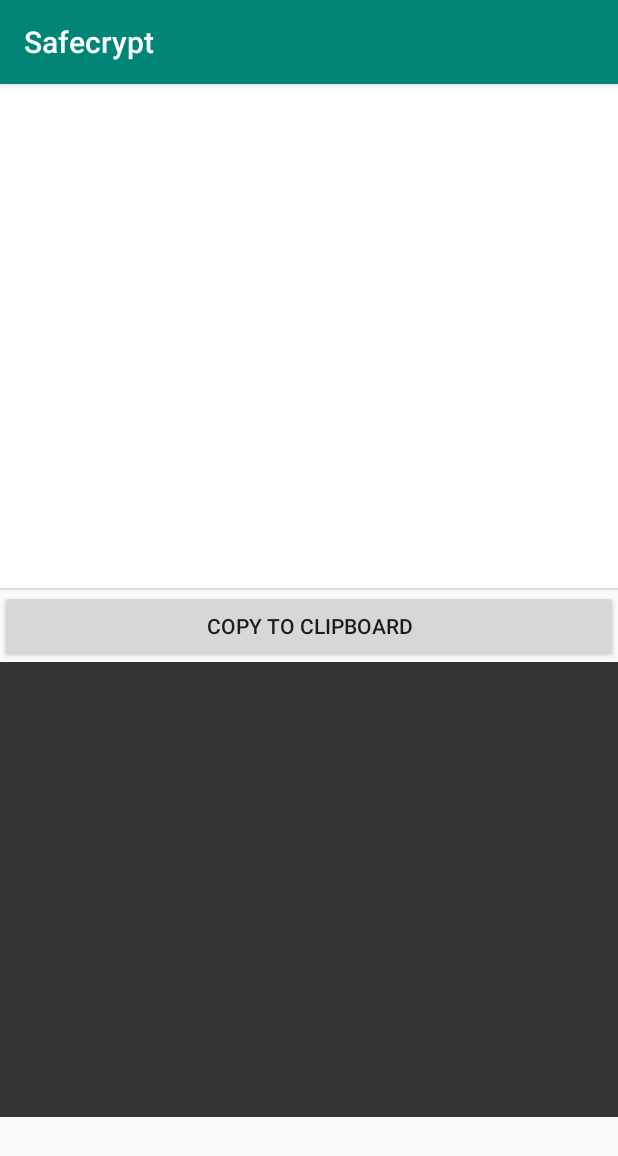
After one commit to ikcilrep/safecrypt, an Android app: the EncryptionPanel screen opened directly, with no data from a screen before it, on a phone screen of 412 x 824 dp. The commit adds this screen. Shown: the top 1156 px of the screen. Run offline under Robolectric (Android 15) with nearby library versions, the phone set to English and light mode, and no system bars.

Commit message:
Begin writing functionality and layout integration

```diff
--- a/app/src/main/AndroidManifest.xml
+++ b/app/src/main/AndroidManifest.xml
@@ -11,11 +11,7 @@
         android:supportsRtl="true"
         android:theme="@style/AppTheme"
         tools:ignore="GoogleAppIndexingWarning">
-        <activity android:name=".PasswordType"></activity>
-        <activity
-            android:name=".password_type"
-            android:label="@string/title_activity_password_type"
-            android:theme="@style/AppTheme.NoActionBar" />
+        <activity android:name=".EncryptionPanel"></activity>
         <activity
             android:name=".MainActivity"
             android:configChanges="orientation|keyboardHidden|screenSize"
--- /dev/null
+++ b/app/src/main/java/com/example/safecrypt/EncryptionPanel.kt
@@ -0,0 +1,11 @@
+package com.example.safecrypt
+
+import androidx.appcompat.app.AppCompatActivity
+import android.os.Bundle
+
+class EncryptionPanel : AppCompatActivity() {
+    override fun onCreate(savedInstanceState: Bundle?) {
+        super.onCreate(savedInstanceState)
+        setContentView(R.layout.activity_encryption_panel)
+    }
+}
--- a/app/src/main/java/com/example/safecrypt/MainActivity.kt
+++ b/app/src/main/java/com/example/safecrypt/MainActivity.kt
@@ -1,12 +1,17 @@
 package com.example.safecrypt
 
+import android.content.Intent
+import android.os.Bundle
 import androidx.appcompat.app.AppCompatActivity
-import android.os.Bundle
+import kotlinx.android.synthetic.main.activity_main.*
 
 class MainActivity : AppCompatActivity() {
-
     override fun onCreate(savedInstanceState: Bundle?) {
         super.onCreate(savedInstanceState)
         setContentView(R.layout.activity_main)
+        button4.setOnClickListener {
+            val activity2Intent = Intent(applicationContext, EncryptionPanel::class.java)
+            startActivity(activity2Intent)
+        }
     }
 }
--- /dev/null
+++ b/app/src/main/res/layout-v26/activity_encryption_panel.xml
@@ -0,0 +1,45 @@
+<?xml version="1.0" encoding="utf-8"?>
+<androidx.constraintlayout.widget.ConstraintLayout xmlns:android="http://schemas.android.com/apk/res/android"
+    xmlns:app="http://schemas.android.com/apk/res-auto"
+    xmlns:tools="http://schemas.android.com/tools"
+    android:layout_width="match_parent"
+    android:layout_height="match_parent"
+    tools:context=".EncryptionPanel">
+
+    <LinearLayout
+        android:layout_width="match_parent"
+        android:layout_height="match_parent"
+        android:background="#008B90AC"
+        android:orientation="vertical">
+
+        <EditText
+            android:id="@+id/editText"
+            android:layout_width="match_parent"
+            android:layout_height="336dp"
+            android:background="#FFFFFF"
+            android:ems="10"
+            android:gravity="start|top"
+            android:inputType="textMultiLine"
+            android:autofillHints="" />
+
+        <View
+            android:id="@+id/divider"
+            android:layout_width="match_parent"
+            android:layout_height="1dp"
+            android:background="?android:attr/listDivider" />
+
+        <Button
+            android:id="@+id/button"
+            android:layout_width="match_parent"
+            android:layout_height="wrap_content"
+            android:text="@string/copy_to_clipboard" />
+
+        <TextView
+            android:id="@+id/resultView"
+            android:layout_width="match_parent"
+            android:layout_height="303dp"
+            android:background="#353434"
+            android:textColor="#FFFFFF" />
+
+    </LinearLayout>
+</androidx.constraintlayout.widget.ConstraintLayout>
--- /dev/null
+++ b/app/src/main/res/layout/activity_encryption_panel.xml
@@ -0,0 +1,50 @@
+<?xml version="1.0" encoding="utf-8"?>
+<androidx.constraintlayout.widget.ConstraintLayout xmlns:android="http://schemas.android.com/apk/res/android"
+    xmlns:app="http://schemas.android.com/apk/res-auto"
+    xmlns:tools="http://schemas.android.com/tools"
+    android:layout_width="match_parent"
+    android:layout_height="match_parent"
+    tools:context=".EncryptionPanel">
+
+    <LinearLayout
+        android:layout_width="413dp"
+        android:layout_height="748dp"
+        android:orientation="vertical"
+        app:layout_constraintBottom_toBottomOf="parent"
+        app:layout_constraintEnd_toEndOf="parent"
+        app:layout_constraintStart_toStartOf="parent"
+        app:layout_constraintTop_toTopOf="parent">
+
+        <EditText
+            android:id="@+id/editText6"
+            android:layout_width="match_parent"
+            android:layout_height="302dp"
+            android:layout_margin="10dp"
+            android:layout_marginLeft="10dp"
+            android:layout_marginTop="10dp"
+            android:layout_marginRight="10dp"
+            android:layout_marginBottom="10dp"
+            android:ems="10"
+            android:gravity="start|top"
+            android:inputType="textMultiLine" />
+
+        <View
+            android:id="@+id/divider2"
+            android:layout_width="match_parent"
+            android:layout_height="1dp"
+            android:background="?android:attr/listDivider" />
+
+        <TextView
+            android:id="@+id/textView4"
+            android:layout_width="match_parent"
+            android:layout_height="409dp"
+            android:layout_margin="10dp"
+            android:layout_marginLeft="10dp"
+            android:layout_marginTop="10dp"
+            android:layout_marginRight="10dp"
+            android:layout_marginBottom="10dp"
+            android:text="TextView" />
+
+    </LinearLayout>
+
+</androidx.constraintlayout.widget.ConstraintLayout>
--- a/app/src/main/res/values/strings.xml
+++ b/app/src/main/res/values/strings.xml
@@ -10,4 +10,5 @@
     <string name="enter">Enter</string>
     <string name="type_password_here">Type password here!</string>
     <string name="if_password_for_decryption_is_not_right_then_result_will_just_also_be_not_right_there_won_t_be_any_message_because_your_password_isn_t_stored_anywhere_so_i_can_t_compare_it_with_this_what_you_ve_just_typed">*If password for decryption is not right then result will just also be not right. There won\'t be any message, because your password isn\'t stored anywhere so I can\'t compare it with this what you\'ve just typed.</string>
+    <string name="copy_to_clipboard">Copy to clipboard</string>
 </resources>
```
